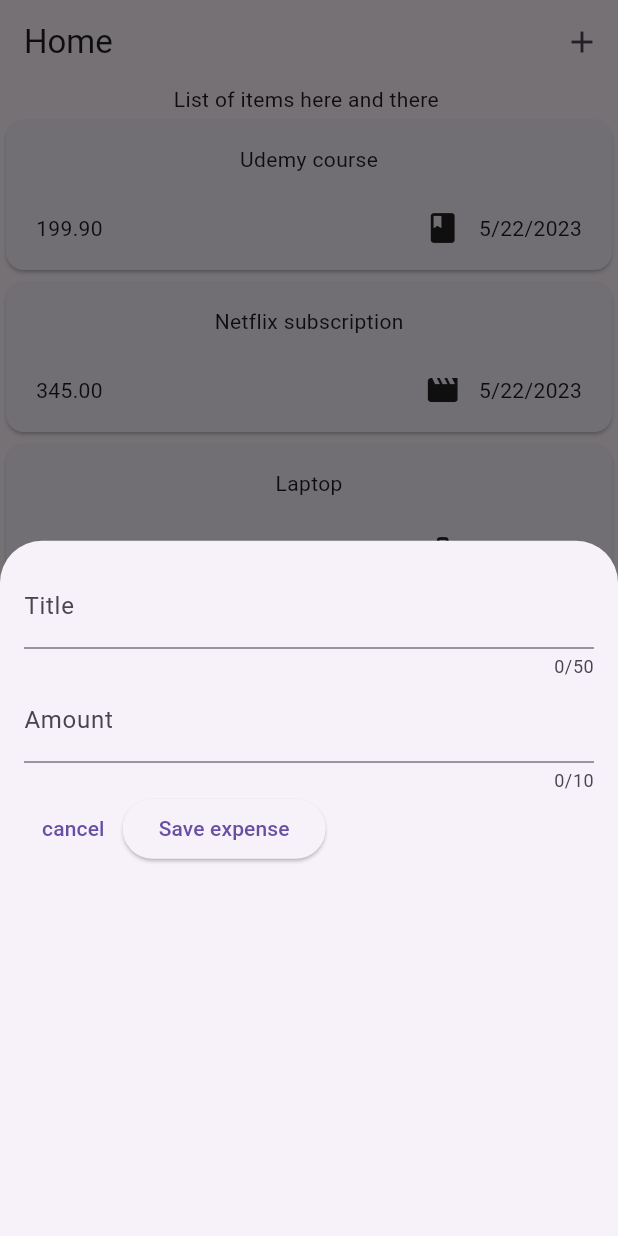
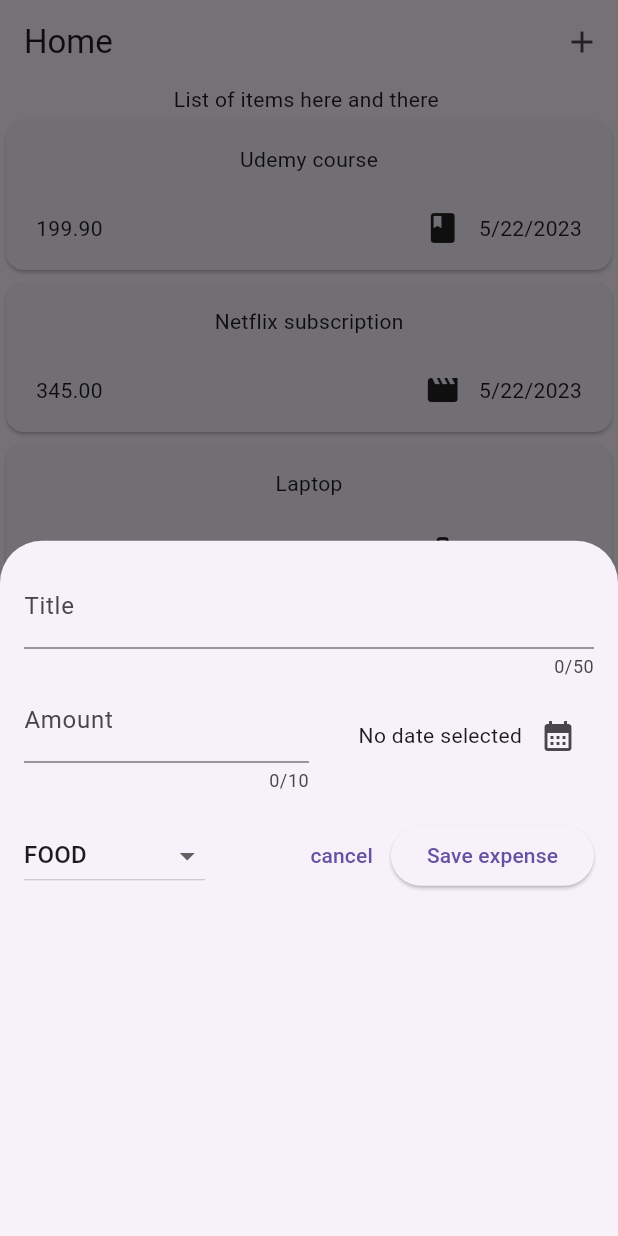
Before and after one commit to immortalAbdul01/Flutter_Projects, a Flutter app: the screen it shows after launch, after a tap on the "add" icon, on a phone screen of 412 x 824 dp. Run offline on Flutter 3.47's test engine with Material 2 defaults, Android fonts, the phone set to English and light mode, and no system bars; our stand-ins replace google_fonts.

Commit message:
widget change

```diff
--- a/expense_tracker/lib/widgets/new_expense.dart
+++ b/expense_tracker/lib/widgets/new_expense.dart
@@ -1,4 +1,8 @@
 import 'package:flutter/material.dart';
+import 'package:intl/intl.dart';
+import 'package:expense_tracker/models/expenses_model.dart';
+
+final formatter = DateFormat.yMMMEd();
 
 class NewExpense extends StatefulWidget {
   const NewExpense({super.key});
@@ -12,6 +16,23 @@
 class _NewExpense extends State<NewExpense> {
   final _titleController = TextEditingController();
   final _amountController = TextEditingController();
+  DateTime? _selectedDate;
+
+  Category _selectedCategory = Category.food;
+
+  void _openDatePicker() async {
+    final now = DateTime.now();
+    final startDate = DateTime(now.year - 1, now.month, now.day);
+    // final endDate = DateTime(now.year);
+    final pickedDate = await showDatePicker(
+        context: context,
+        initialDate: now,
+        firstDate: startDate,
+        lastDate: now);
+    setState(() {
+      _selectedDate = pickedDate;
+    });
+  }
 
   @override
   void dispose() {
@@ -31,16 +52,57 @@
             maxLength: 50,
             decoration: const InputDecoration(label: Text('Title')),
           ),
-          TextField(
-            maxLength: 10,
-            keyboardType: TextInputType.number,
-            controller: _amountController,
-            decoration:
-                const InputDecoration(label: Text('Amount'), prefixText: 'RS '),
+          Row(
+            children: [
+              Expanded(
+                child: TextField(
+                  maxLength: 10,
+                  keyboardType: TextInputType.number,
+                  controller: _amountController,
+                  decoration: const InputDecoration(
+                      label: Text('Amount'), prefixText: 'RS '),
+                ),
+              ),
+              Expanded(
+                  child: Row(
+                mainAxisAlignment: MainAxisAlignment.end,
+                crossAxisAlignment: CrossAxisAlignment.center,
+                children: [
+                  Text(_selectedDate == null
+                      ? 'No date selected'
+                      : formatter.format(_selectedDate!)),
+                  IconButton(
+                      onPressed: _openDatePicker,
+                      icon: const Icon(Icons.calendar_month))
+                ],
+              ))
+            ],
+          ),
+          const SizedBox(
+            height: 18,
           ),
           Row(
             children: [
-              TextButton(onPressed: () {}, child: const Text('cancel')),
+              DropdownButton(
+                  value: _selectedCategory,
+                  items: Category.values
+                      .map((cat) => DropdownMenuItem(
+                          value: cat, child: Text(cat.name.toUpperCase())))
+                      .toList(),
+                  onChanged: (value) {
+                    setState(() {
+                      if (value == null) {
+                        return;
+                      }
+                      _selectedCategory = value;
+                    });
+                  }),
+              const Spacer(),
+              TextButton(
+                  onPressed: () {
+                    Navigator.pop(context);
+                  },
+                  child: const Text('cancel')),
               ElevatedButton(
                   onPressed: () {
                     print(_titleController.text);
```
